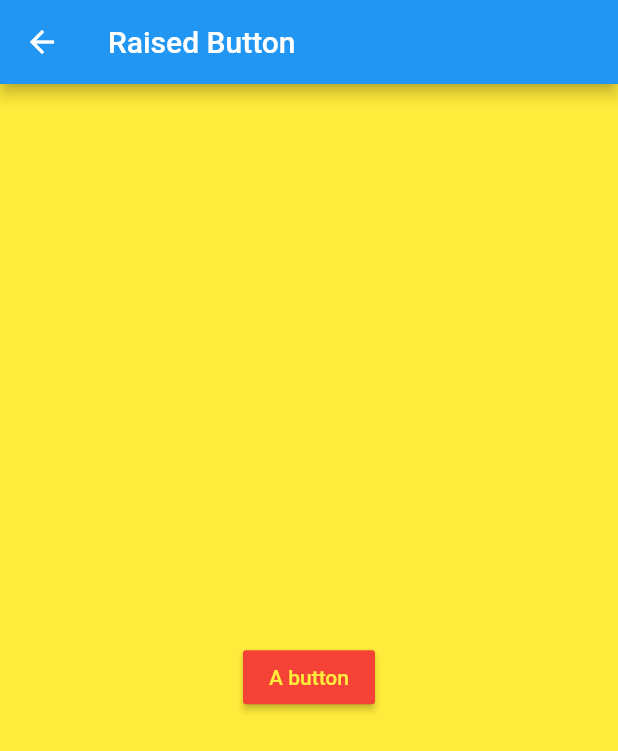
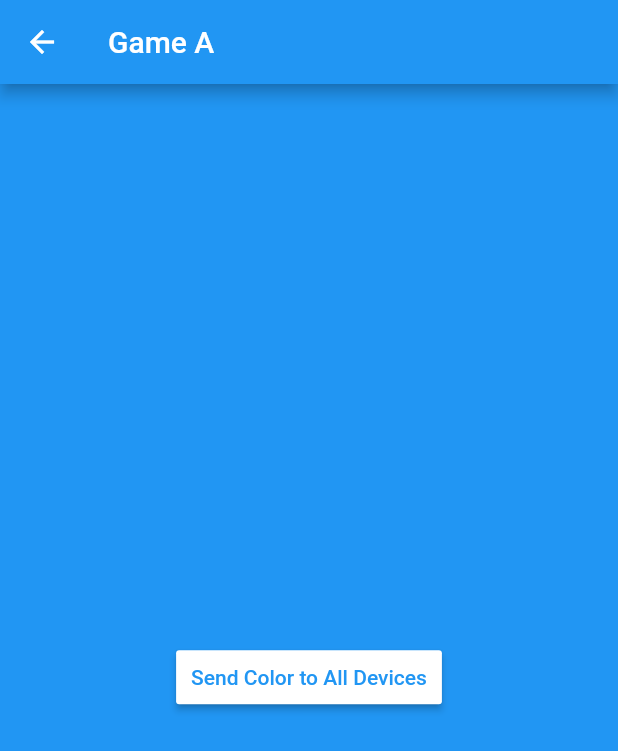
Before and after one commit to cpechhacker/flutter_ble, a Flutter app: the screen it shows after launch, after a tap on "Start Game", on a phone screen of 412 x 824 dp. Shown: the top 751 px of the screen. Run offline on Flutter 3.47's test engine with Material 2 defaults, Android fonts, the phone set to English and light mode, and no system bars; our stand-ins replace flutter_blue, flutter_colorpicker.

Commit message:
Playing with Colours and Strings

```diff
--- a/lib/GameWidget.dart
+++ b/lib/GameWidget.dart
@@ -24,9 +24,9 @@ class _GameState extends State {
   @override
   Widget build(BuildContext context) {
     return Scaffold(
-      backgroundColor: Colors.yellow,
+      backgroundColor: Colors.blue,
       appBar: AppBar(
-        title: Text('Raised Button'),
+        title: Text('Game A'),
       ),
       body: Container(
         child: Center(
@@ -38,10 +38,10 @@ class _GameState extends State {
                 style: TextStyle(fontSize: 20, fontStyle: FontStyle.italic),
               ),
               RaisedButton(
-                child: Text("A button"),
+                child: Text("Send Color to All Devices"),
                 onPressed: _firstButtonPressed,
-                color: Colors.red,
-                textColor: Colors.yellow,
+                color: Colors.white,
+                textColor: Colors.blue,
                 padding: EdgeInsets.fromLTRB(10, 10, 10, 10),
                 splashColor: Colors.grey,
               )
@@ -118,7 +118,7 @@ class _GameState extends State {
     _sendColorToDevice(randomDevice, red: 255, green: 0, blue: 0);
 
     setState(() {
-      textMsg = "Counter: $counter";
+      textMsg = "Count number of events: $counter";
     });
   }
 }
--- a/lib/HomeWidget.dart
+++ b/lib/HomeWidget.dart
@@ -13,9 +13,9 @@ class _HomeWidgetState extends State {
   @override
   Widget build(BuildContext context) {
     return Scaffold(
-      backgroundColor: Colors.yellow,
+      backgroundColor: Colors.lightBlueAccent,
       appBar: AppBar(
-        title: Text('Raised Button'),
+        title: Text('Games'),
       ),
       body: Container(
         child: Center(
@@ -25,16 +25,16 @@ class _HomeWidgetState extends State {
               RaisedButton(
                 child: Text("Bluetooth selection"),
                 onPressed: _pushBleSelectionPage,
-                color: Colors.red,
-                textColor: Colors.yellow,
+                color: Colors.white,
+                textColor: Colors.blue,
                 padding: EdgeInsets.fromLTRB(10, 10, 10, 10),
                 splashColor: Colors.grey,
               ),
               RaisedButton(
                 child: Text("Start Game"),
                 onPressed: _pushGame,
-                color: Colors.red,
-                textColor: Colors.yellow,
+                color: Colors.blue,
+                textColor: Colors.white,
                 padding: EdgeInsets.fromLTRB(10, 10, 10, 10),
                 splashColor: Colors.grey,
               )
```
